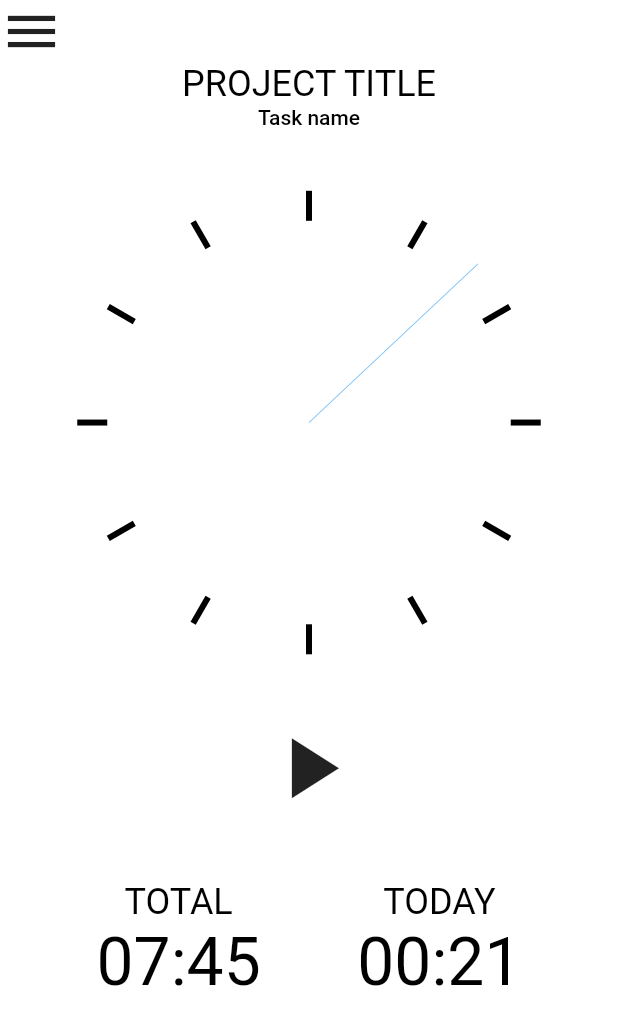
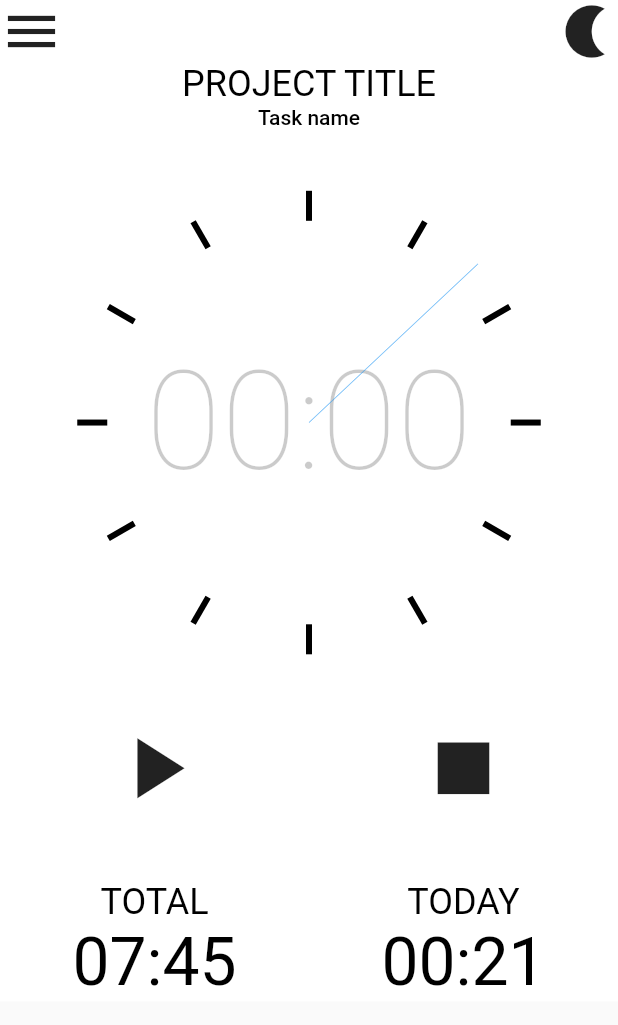
Before and after one commit to Akurom/clocks, a Flutter app: the screen it shows after launch, on a phone screen of 412 x 824 dp. Shown: the top 1025 px of the screen. Run offline on Flutter 3.47's test engine with Material 2 defaults, Android fonts, the phone set to English and light mode, and no system bars; our stand-ins replace google_fonts.

Commit message:
set command start/stop

```diff
--- /dev/null
+++ b/lib/commands/base_command.dart
@@ -0,0 +1,20 @@
+import 'package:clocks/models/app_model.dart';
+import 'package:clocks/models/clock_model.dart';
+import 'package:flutter/material.dart';
+import 'package:provider/provider.dart';
+
+
+
+late BuildContext _mainContext;
+// The commands will use this to access the Provided models and services.
+void init(BuildContext c) => _mainContext = c;
+
+// Provide quick lookup methods for all the top-level models and services. Keeps the Command code slightly cleaner.
+class BaseCommand {
+  // Models
+  AppModel appModel = _mainContext.read();
+  ClockModel clockModel = _mainContext.read();
+
+// Services
+//UserService userService = _mainContext.read();
+}
--- a/lib/main.dart
+++ b/lib/main.dart
@@ -1,10 +1,20 @@
 import 'package:clocks/const/color_constants.dart';
+import 'package:clocks/models/app_model.dart';
+import 'package:clocks/models/clock_model.dart';
 import 'package:clocks/views/pages/clock_page.dart';
 import 'package:clocks/views/widgets/analog_clock/analog_clock_widget.dart';
 import 'package:flutter/material.dart';
+import 'package:flutter/services.dart';
 import 'package:google_fonts/google_fonts.dart';
+import 'package:provider/provider.dart';
+import 'commands/base_command.dart' as Commands;
 
 void main() {
+  // ------
+  WidgetsFlutterBinding.ensureInitialized();
+  SystemChrome.setEnabledSystemUIMode(SystemUiMode.immersiveSticky);
+  SystemChrome.setPreferredOrientations([DeviceOrientation.portraitUp, DeviceOrientation.portraitDown]);
+  // ------
   runApp(const MyApp());
 }
 
@@ -13,6 +23,14 @@ class MyApp extends StatelessWidget {
 
   @override
   Widget build(BuildContext context) {
+    return MultiProvider(
+      providers: [
+        ChangeNotifierProvider<AppModel>(create: (_) => AppModel()),
+        ChangeNotifierProvider<ClockModel>(create: (_) => ClockModel.reset()),
+      ],
+      child: Builder(
+        builder: (context) {
+          Commands.init(context);
           return MaterialApp(
             //theme: ThemeData(scaffoldBackgroundColor: Colors.black),
             theme: ThemeData(
@@ -34,5 +52,8 @@ class MyApp extends StatelessWidget {
               body: ClockPage(),
             ),
           );
+        },
+      ),
+    );
   }
 }
--- /dev/null
+++ b/lib/models/app_model.dart
@@ -0,0 +1,6 @@
+
+import 'package:flutter/material.dart';
+
+class AppModel extends ChangeNotifier {
+
+}
--- /dev/null
+++ b/lib/models/client_model.dart
@@ -0,0 +1,6 @@
+
+import 'package:flutter/material.dart';
+
+class ClientModel extends ChangeNotifier {
+
+}
--- /dev/null
+++ b/lib/models/clock_model.dart
@@ -0,0 +1,43 @@
+
+import 'package:flutter/material.dart';
+
+class ClockModel extends ChangeNotifier {
+
+  late int _seconds;
+  late int _minutes;
+  late int _hours;
+  late bool _isRunning;
+
+  ClockModel.reset() {
+    _seconds = 0;
+    _minutes = 0;
+    _hours = 0;
+    _isRunning = false;
+  }
+
+  void addSecond() {
+    _seconds = _seconds + 1;
+    if (seconds >=60) addMinute();
+    _seconds = _seconds % 60;
+    notifyListeners();
+  }
+
+  void addMinute() {
+    _minutes = _minutes + 1;
+    if (_minutes >=60) addHour();
+    _minutes = _minutes % 60;
+  }
+
+  void addHour() {
+    _hours = _hours + 1;
+  }
+
+  int get seconds => _seconds;
+  int get minutes => _minutes;
+  int get hours => _hours;
+  bool get isRunning => _isRunning;
+
+  void set isRunning(bool isRunning) {
+    _isRunning = isRunning;
+  }
+}
--- /dev/null
+++ b/lib/models/session_model.dart
@@ -0,0 +1,6 @@
+
+import 'package:flutter/material.dart';
+
+class SessionModel extends ChangeNotifier {
+
+}
--- a/lib/models/time_model.dart
+++ /dev/null
@@ -1,4 +0,0 @@
-
-class TimeModel {
-
-}
--- a/lib/utils/utils.dart
+++ b/lib/utils/utils.dart
@@ -2,6 +2,11 @@ import 'dart:math';
 import 'package:flutter/material.dart';
 
 Random random = new Random();
+
+
+String formatTimer(int h, int m) {
+  return "${(h < 10 ? '0' : '') + h.toString()}:${(m < 10 ? '0' : '') + m.toString()}";
+}
 
 
 extension HypotenuseX on num {
--- a/lib/views/pages/clock_page.dart
+++ b/lib/views/pages/clock_page.dart
@@ -1,8 +1,12 @@
+import 'package:clocks/commands/clock_commands.dart';
+import 'package:clocks/models/clock_model.dart';
 import 'package:clocks/utils/utils.dart';
 import 'package:clocks/views/widgets/analog_clock/analog_clock_widget.dart';
 import 'package:clocks/views/widgets/menu.dart';
 import 'package:flutter/material.dart';
 import 'dart:math';
+
+import 'package:provider/provider.dart';
 
 class ClockPage extends StatefulWidget {
   const ClockPage({super.key});
@@ -64,55 +68,114 @@ class _ClockPageState extends State<ClockPage> with TickerProviderStateMixin {
                   ),
                 ),
                 // clock
+
                 Transform.translate(
                   offset: Offset(maxSlide * _controller.value, 0),
                   child: Transform(
                     transform: Matrix4.identity()
                       ..setEntry(3, 2, 0.001)
                       ..rotateY(-pi / 2 * _controller.value),
-                    /*..translate(slide)
-                    ..scale(scale),*/
                     alignment: Alignment.centerLeft,
+                    child: SingleChildScrollView(
                       child: Container(
                         color: Colors.white,
                         child: Column(
                           children: [
-
+                            Row(
+                              mainAxisAlignment: MainAxisAlignment.spaceBetween,
+                              children: [
                                 Align(
                                   alignment: Alignment.topLeft,
                                   child: InkWell(
-                              child: Icon(Icons.menu, size: 42,),
+                                    child: Icon(
+                                      Icons.menu,
+                                      size: 42,
+                                    ),
                                     onTap: () {
                                       _toggle();
                                     },
                                   ),
                                 ),
-                          Text("PROJECT TITLE", style: Theme.of(context).textTheme.displaySmall,),
-                          Text("Task name", style: Theme.of(context).textTheme.bodyLarge,),
-                          Padding(padding: EdgeInsets.only(bottom: screenHeight(context) * 1/20)),
+                                Align(
+                                  alignment: Alignment.topLeft,
+                                  child: InkWell(
+                                    child: Icon(
+                                      Icons.nightlight,
+                                      size: 42,
+                                    ),
+                                    onTap: () {},
+                                  ),
+                                ),
+                              ],
+                            ),
+                            Text(
+                              "PROJECT TITLE",
+                              style: Theme.of(context).textTheme.displaySmall,
+                            ),
+                            Text(
+                              "Task name",
+                              style: Theme.of(context).textTheme.bodyLarge,
+                            ),
+                            Padding(padding: EdgeInsets.only(bottom: screenHeight(context) * 1 / 20)),
+                            // -----
+
                             const Clock(),
-                          Padding(padding: EdgeInsets.only(bottom: screenHeight(context) * 1/20)),
-                          Icon(Icons.play_arrow_sharp, size: 69,),
-                          Padding(padding: EdgeInsets.only(bottom: screenHeight(context) * 1/20)),
+                            Padding(padding: EdgeInsets.only(bottom: screenHeight(context) * 1 / 20)),
                             Row(
-                            mainAxisAlignment: MainAxisAlignment.spaceEvenly,
+                              mainAxisAlignment: MainAxisAlignment.spaceAround,
+                              children: [
+                                InkWell(
+                                  child: const Icon(
+                                    Icons.play_arrow_sharp,
+                                    size: 69,
+                                  ),
+                                  onTap: () {
+                                    ClockCommands().start();
+                                  },
+                                ),
+                                InkWell(
+                                  child: const Icon(
+                                    Icons.stop_sharp,
+                                    size: 69,
+                                  ),
+                                  onTap: () {
+                                    ClockCommands().stop();
+                                  },
+                                ),
+                              ],
+                            ),
+                            Padding(padding: EdgeInsets.only(bottom: screenHeight(context) * 1 / 20)),
+                            Row(
+                              mainAxisAlignment: MainAxisAlignment.spaceAround,
                               children: [
                                 Column(
                                   children: [
-                                  Text("TOTAL", style: Theme.of(context).textTheme.displaySmall,),
-                                  Text("07:45", style: Theme.of(context).textTheme.displayMedium,),
+                                    Text(
+                                      "TOTAL",
+                                      style: Theme.of(context).textTheme.displaySmall,
+                                    ),
+                                    Text(
+                                      "07:45",
+                                      style: Theme.of(context).textTheme.displayMedium,
+                                    ),
                                   ],
                                 ),
-
                                 Column(
                                   children: [
-                                  Text("TODAY", style: Theme.of(context).textTheme.displaySmall,),
-                                  Text("00:21", style: Theme.of(context).textTheme.displayMedium,),
+                                    Text(
+                                      "TODAY",
+                                      style: Theme.of(context).textTheme.displaySmall,
+                                    ),
+                                    Text(
+                                      "00:21",
+                                      style: Theme.of(context).textTheme.displayMedium,
+                                    ),
                                   ],
                                 ),
                               ],
                             ),
                           ],
+                        ),
                       ),
                     ),
                   ),
--- a/lib/views/widgets/analog_clock/analog_clock_widget.dart
+++ b/lib/views/widgets/analog_clock/analog_clock_widget.dart
@@ -1,5 +1,9 @@
+import 'dart:async';
+
+import 'package:clocks/models/clock_model.dart';
 import 'package:clocks/utils/utils.dart';
 import 'package:flutter/material.dart';
+import 'package:provider/provider.dart';
 
 class Clock extends StatefulWidget {
   const Clock({super.key});
@@ -11,6 +15,9 @@ class Clock extends StatefulWidget {
 class _ClockState extends State<Clock> with TickerProviderStateMixin {
   late final AnimationController _controller;
   late final Animation<double> _animation;
+
+  DateTime _now = DateTime.now();
+  late Timer _timer;
 
   @override
   void initState() {
@@ -27,9 +34,12 @@ class _ClockState extends State<Clock> with TickerProviderStateMixin {
 
   @override
   void dispose() {
+    _timer?.cancel();
     _controller.dispose();
     super.dispose();
   }
+
+
 
   @override
   Widget build(BuildContext context) {
@@ -39,6 +49,21 @@ class _ClockState extends State<Clock> with TickerProviderStateMixin {
         height: screenWidth(context) * 3 / 4,
         child: Stack(
           children: [
+            // bg digits current session
+            Center(
+              child: Opacity(
+                opacity: 0.2,
+                child: Consumer<ClockModel>(
+                  builder: (_, clock, __) {
+                    return Text(
+                      formatTimer(clock.hours, clock.minutes),
+                      style: Theme.of(context).textTheme.displayLarge,
+                    );
+                  },
+                ),
+              ),
+            ),
+
             // 5mn marks
             for (int i = 0; i < 12; i++) ...[
               RotationTransition(
@@ -55,7 +80,9 @@ class _ClockState extends State<Clock> with TickerProviderStateMixin {
             ],
 
             // needles
-            RotationTransition(
+            Consumer<ClockModel>(
+              builder: (_, foo, __) {
+                return RotationTransition(
                   turns: _animation, //AlwaysStoppedAnimation(360 / 12 * 0 / 360),
                   child: Center(
                     child: Align(
@@ -67,6 +94,8 @@ class _ClockState extends State<Clock> with TickerProviderStateMixin {
                       ),
                     ),
                   ),
+                );
+              },
             ),
           ],
         ),
```
Also changed, not shown: lib/commands/clock_commands.dart (added, +34 -0 lines), lib/models/project_model.dart (added, +12 -0 lines), lib/models/hour_model.dart (deleted), lib/models/minute_model.dart (deleted), lib/models/second_model.dart (deleted), lib/views/pages/min_page.dart (added), lib/views/widgets/analog_clock/frame.dart (deleted), lib/views/widgets/analog_clock/hour_needle.dart (deleted), lib/views/widgets/analog_clock/minute_needle.dart (deleted), lib/views/widgets/analog_clock/second_needle.dart (deleted). Lines whose indentation alone changed are shown as unchanged.
